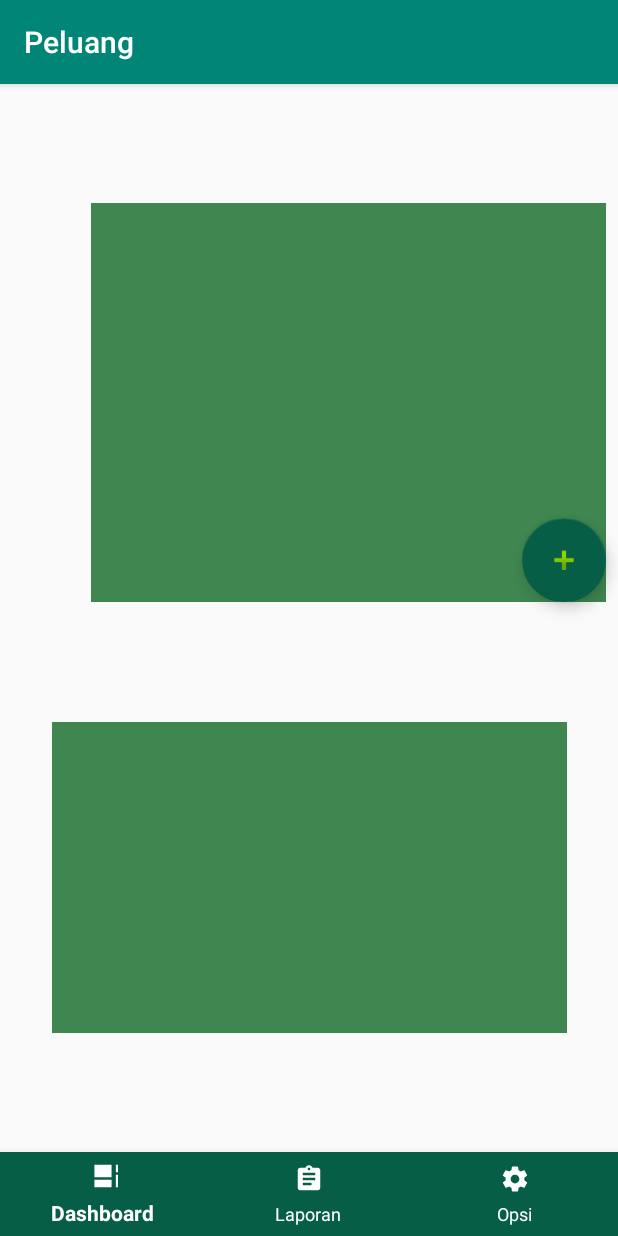
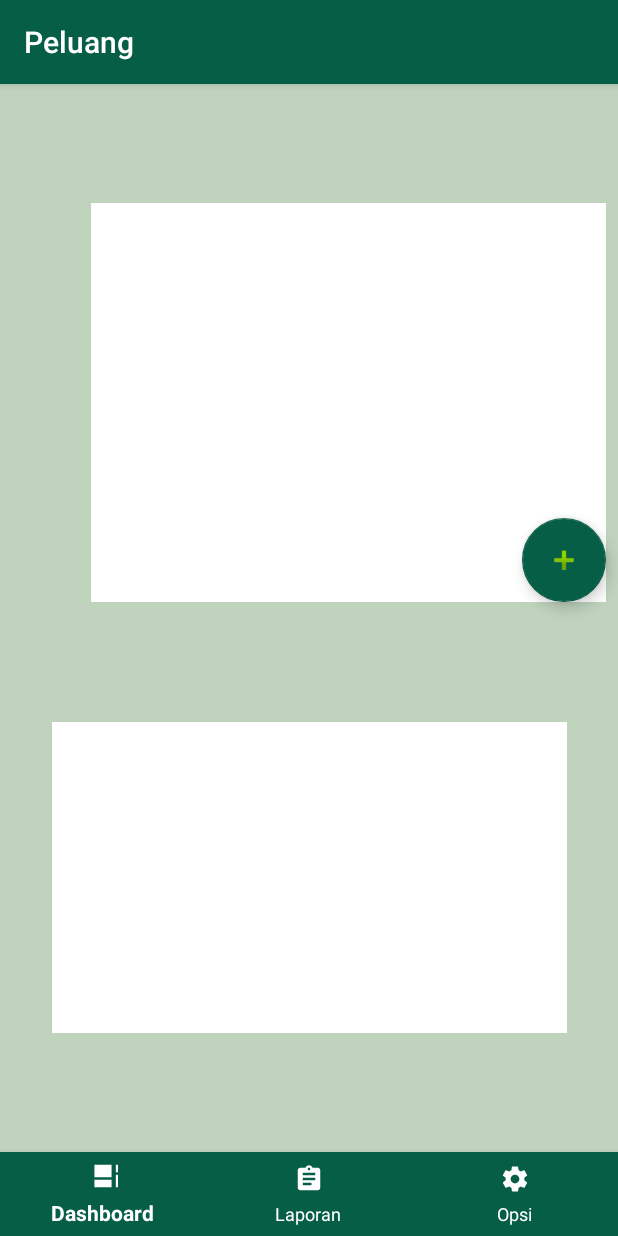
Before and after one commit to GusnaIkhsan/PELUANG, an Android app: the screen it shows after launch (MainActivity), on a phone screen of 412 x 824 dp. Run offline under Robolectric (Android 15) with nearby library versions, the phone set to English and light mode, and no system bars.

Commit message:
dashboard UI

```diff
--- a/app/src/main/res/layout/fragment_dashboard.xml
+++ b/app/src/main/res/layout/fragment_dashboard.xml
@@ -3,7 +3,8 @@
     xmlns:app="http://schemas.android.com/apk/res-auto"
     xmlns:tools="http://schemas.android.com/tools"
     android:layout_width="match_parent"
-    android:layout_height="match_parent">
+    android:layout_height="match_parent"
+    android:background="#bfd3bd">
 
     <ScrollView
         android:id="@+id/scrollView3"
@@ -12,12 +13,13 @@
         android:layout_marginStart="8dp"
         android:layout_marginTop="8dp"
         android:layout_marginEnd="8dp"
-        android:background="#3f8650"
+        android:background="#fff"
         app:layout_constraintBottom_toTopOf="@+id/recyclerView"
         app:layout_constraintEnd_toEndOf="parent"
         app:layout_constraintHorizontal_bias="1.0"
         app:layout_constraintStart_toStartOf="parent"
-        app:layout_constraintTop_toTopOf="parent">
+        app:layout_constraintTop_toTopOf="parent"
+        >
 
     </ScrollView>
 
@@ -29,7 +31,7 @@
         android:layout_marginTop="8dp"
         android:layout_marginEnd="8dp"
         android:layout_marginBottom="8dp"
-        android:background="#3f8650"
+        android:background="#ffff"
         app:layout_constraintBottom_toBottomOf="parent"
         app:layout_constraintEnd_toEndOf="parent"
         app:layout_constraintHorizontal_bias="0.5"
--- a/app/src/main/res/values/colors.xml
+++ b/app/src/main/res/values/colors.xml
@@ -1,6 +1,6 @@
 <?xml version="1.0" encoding="utf-8"?>
 <resources>
-    <color name="colorPrimary">#008577</color>
+    <color name="colorPrimary">#065e46</color>
     <color name="colorPrimaryDark">#303F9F</color>
     <color name="colorAccent">#ff4081</color>
 </resources>
```
